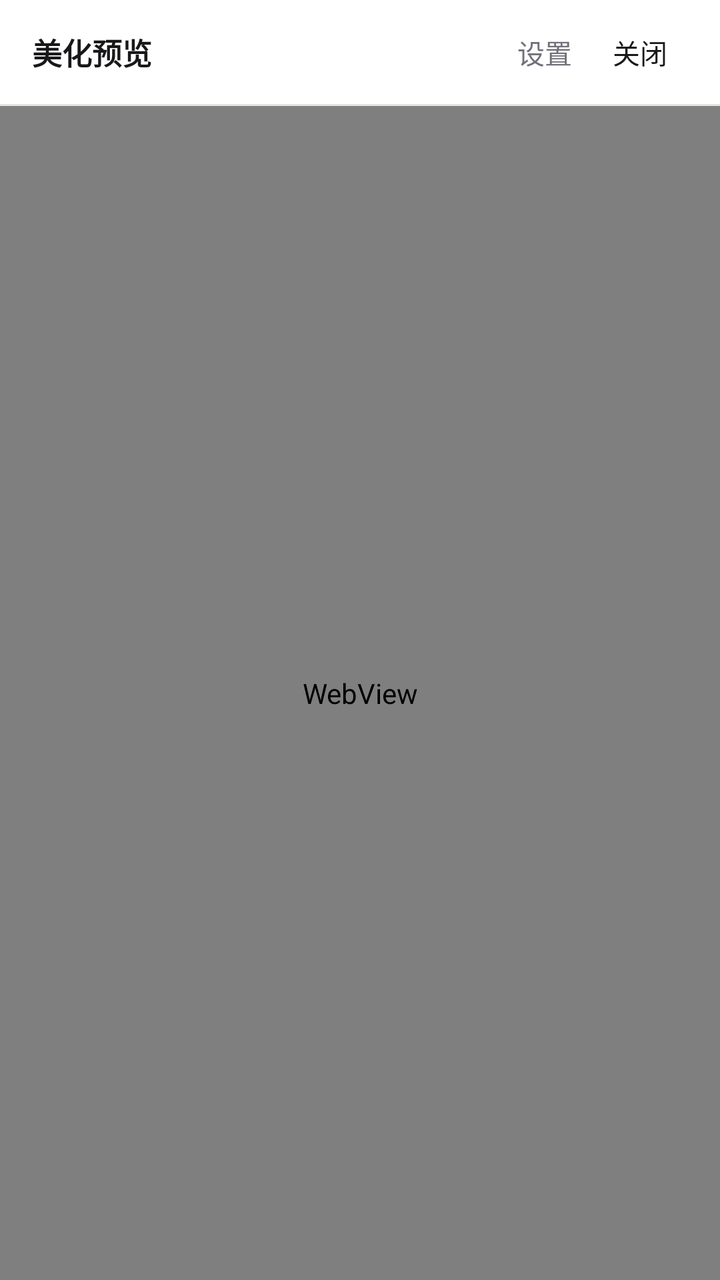
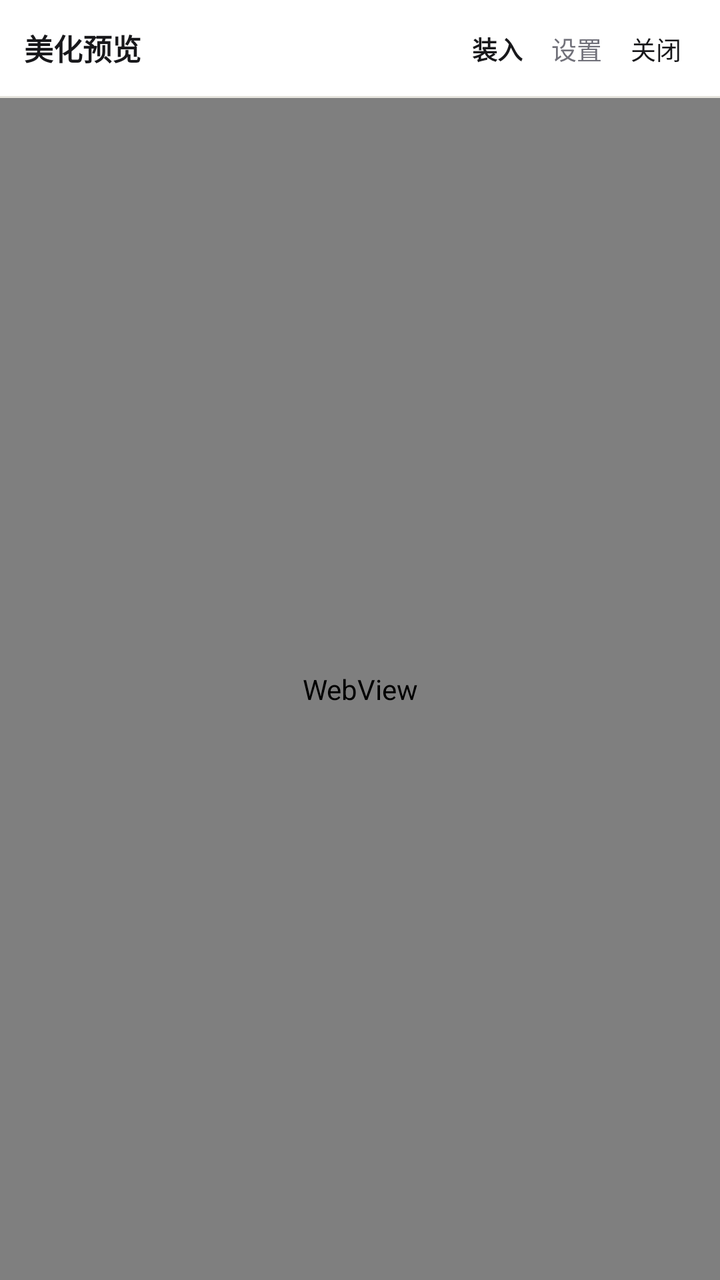

Compare the two renders of this Android layout. The source of the first and the diff that turns it into the second are given below.
<!-- AndroidManifest.xml: application theme Theme.STThemeVault -->
<!-- res/layout/activity_theme_preview.xml -->
<?xml version="1.0" encoding="utf-8"?>
<LinearLayout xmlns:android="http://schemas.android.com/apk/res/android"
    android:layout_width="match_parent"
    android:layout_height="match_parent"
    android:background="@color/bg"
    android:orientation="vertical">

    <LinearLayout
        android:layout_width="match_parent"
        android:layout_height="52dp"
        android:background="@color/surface"
        android:gravity="center_vertical"
        android:orientation="horizontal"
        android:paddingHorizontal="16dp">

        <TextView
            android:id="@+id/tvPreviewTitle"
            android:layout_width="0dp"
            android:layout_height="wrap_content"
            android:layout_weight="1"
            android:ellipsize="end"
            android:singleLine="true"
            android:text="美化预览"
            android:textColor="@color/text_primary"
            android:textSize="15sp"
            android:textStyle="bold" />

        <com.google.android.material.button.MaterialButton
            android:id="@+id/btnPreviewSettings"
            style="@style/Widget.Material3.Button.TextButton"
            android:layout_width="wrap_content"
            android:layout_height="36dp"
            android:insetTop="0dp"
            android:insetBottom="0dp"
            android:minWidth="0dp"
            android:paddingHorizontal="10dp"
            android:text="设置"
            android:textColor="@color/text_muted"
            android:textSize="13.5sp" />

        <com.google.android.material.button.MaterialButton
            android:id="@+id/btnClosePreview"
            style="@style/Widget.Material3.Button.TextButton"
            android:layout_width="wrap_content"
            android:layout_height="36dp"
            android:insetTop="0dp"
            android:insetBottom="0dp"
            android:minWidth="0dp"
            android:paddingHorizontal="10dp"
            android:text="关闭"
            android:textColor="@color/accent"
            android:textSize="13.5sp" />
    </LinearLayout>

    <View
        android:layout_width="match_parent"
        android:layout_height="1dp"
        android:background="@color/border" />

    <FrameLayout
        android:layout_width="match_parent"
        android:layout_height="0dp"
        android:layout_weight="1"
        android:background="@color/bg">

        <WebView
            android:id="@+id/webPreview"
            android:layout_width="match_parent"
            android:layout_height="match_parent" />

        <ProgressBar
            android:id="@+id/pbPreviewLoading"
            android:layout_width="32dp"
            android:layout_height="32dp"
            android:layout_gravity="center" />
    </FrameLayout>

</LinearLayout>
<!-- resources referenced by this layout -->
<resources>
  <color name="accent">#18181B</color>
  <color name="bg">#F7F7F5</color>
  <color name="border">#E6E4DD</color>
  <color name="surface">#FFFFFF</color>
  <color name="text_muted">#71717A</color>
  <color name="text_primary">#18181B</color>
  <style name="Theme.STThemeVault" parent="Theme.Material3.DayNight.NoActionBar">
          <item name="colorPrimary">@color/accent</item>
          <item name="colorOnPrimary">@color/on_accent</item>
          <item name="colorSecondary">@color/text_muted</item>
          <item name="colorSecondaryContainer">@color/surface_2</item>
          <item name="colorOnSecondaryContainer">@color/text_primary</item>
          <item name="colorSurface">@color/surface</item>
          <item name="colorOnSurface">@color/text_primary</item>
          <item name="colorSurfaceContainerHigh">@color/surface</item>
          <item name="colorOutline">@color/border</item>
          <item name="android:windowBackground">@color/bg</item>
          <item name="android:statusBarColor">@color/bg</item>
          <item name="android:navigationBarColor">@color/surface</item>
          <item name="android:windowLightStatusBar">true</item>
          <item name="android:windowLightNavigationBar" tools:targetApi="27">true</item>
      </style>
  <color name="on_accent">#FFFFFF</color>
  <color name="surface_2">#F0EFEA</color>
</resources>

<!-- the commit's change to res/layout/activity_theme_preview.xml (unified diff, before → after) -->
@@ -5,13 +5,14 @@
     android:background="@color/bg"
     android:orientation="vertical">
 
+    
     <LinearLayout
         android:layout_width="match_parent"
-        android:layout_height="52dp"
+        android:layout_height="48dp"
         android:background="@color/surface"
         android:gravity="center_vertical"
         android:orientation="horizontal"
-        android:paddingHorizontal="16dp">
+        android:paddingHorizontal="12dp">
 
         <TextView
             android:id="@+id/tvPreviewTitle"
@@ -22,40 +23,108 @@
             android:singleLine="true"
             android:text="美化预览"
             android:textColor="@color/text_primary"
-            android:textSize="15sp"
+            android:textSize="14.5sp"
+            android:textStyle="bold" />
+
+        <com.google.android.material.button.MaterialButton
+            android:id="@+id/btnPreviewInstall"
+            style="@style/Widget.Material3.Button.TextButton"
+            android:layout_width="wrap_content"
+            android:layout_height="34dp"
+            android:insetTop="0dp"
+            android:insetBottom="0dp"
+            android:minWidth="0dp"
+            android:paddingHorizontal="7dp"
+            android:text="装入"
+            android:textColor="@color/text_primary"
+            android:textSize="12.5sp"
             android:textStyle="bold" />
 
         <com.google.android.material.button.MaterialButton
             android:id="@+id/btnPreviewSettings"
             style="@style/Widget.Material3.Button.TextButton"
             android:layout_width="wrap_content"
-            android:layout_height="36dp"
+            android:layout_height="34dp"
             android:insetTop="0dp"
             android:insetBottom="0dp"
             android:minWidth="0dp"
-            android:paddingHorizontal="10dp"
+            android:paddingHorizontal="7dp"
             android:text="设置"
             android:textColor="@color/text_muted"
-            android:textSize="13.5sp" />
+            android:textSize="12.5sp" />
 
         <com.google.android.material.button.MaterialButton
             android:id="@+id/btnClosePreview"
             style="@style/Widget.Material3.Button.TextButton"
             android:layout_width="wrap_content"
-            android:layout_height="36dp"
+            android:layout_height="34dp"
             android:insetTop="0dp"
             android:insetBottom="0dp"
             android:minWidth="0dp"
-            android:paddingHorizontal="10dp"
+            android:paddingHorizontal="7dp"
             android:text="关闭"
             android:textColor="@color/accent"
-            android:textSize="13.5sp" />
+            android:textSize="12.5sp" />
     </LinearLayout>
 
     <View
         android:layout_width="match_parent"
         android:layout_height="1dp"
         android:background="@color/border" />
+
+    
+    <LinearLayout
+        android:id="@+id/layoutVariantBar"
+        android:layout_width="match_parent"
+        android:layout_height="36dp"
+        android:background="@color/surface"
+        android:gravity="center"
+        android:orientation="horizontal"
+        android:paddingHorizontal="12dp"
+        android:visibility="gone">
+
+        <TextView
+            android:id="@+id/btnVariantPrev"
+            android:layout_width="36dp"
+            android:layout_height="32dp"
+            android:clickable="true"
+            android:focusable="true"
+            android:gravity="center"
+            android:text="‹"
+            android:textColor="@color/text_primary"
+            android:textSize="18sp"
+            android:textStyle="bold" />
+
+        <TextView
+            android:id="@+id/btnVariantPicker"
+            android:layout_width="wrap_content"
+            android:layout_height="26dp"
+            android:layout_marginHorizontal="8dp"
+            android:background="@drawable/bg_pill_accent"
+            android:clickable="true"
+            android:ellipsize="end"
+            android:focusable="true"
+            android:gravity="center"
+            android:maxWidth="220dp"
+            android:paddingHorizontal="12dp"
+            android:singleLine="true"
+            android:text="默认 (1/1) ▾"
+            android:textColor="@color/text_primary"
+            android:textSize="12sp"
+            android:textStyle="bold" />
+
+        <TextView
+            android:id="@+id/btnVariantNext"
+            android:layout_width="36dp"
+            android:layout_height="32dp"
+            android:clickable="true"
+            android:focusable="true"
+            android:gravity="center"
+            android:text="›"
+            android:textColor="@color/text_primary"
+            android:textSize="18sp"
+            android:textStyle="bold" />
+    </LinearLayout>
 
     <FrameLayout
         android:layout_width="match_parent"
<!-- resource entries referenced after the edit -->
@@ -6,6 +6,13 @@
   <color name="surface">#FFFFFF</color>
   <color name="text_muted">#71717A</color>
   <color name="text_primary">#18181B</color>
+  <!-- drawable bg_pill_accent (drawable) -->
+  <?xml version="1.0" encoding="utf-8"?>
+  <shape xmlns:android="http://schemas.android.com/apk/res/android" android:shape="rectangle">
+      <solid android:color="@color/pill_accent_bg" />
+      <corners android:radius="999dp" />
+      <stroke android:width="1dp" android:color="@color/pill_accent_stroke" />
+  </shape>
   <style name="Theme.STThemeVault" parent="Theme.Material3.DayNight.NoActionBar">
           <item name="colorPrimary">@color/accent</item>
           <item name="colorOnPrimary">@color/on_accent</item>
@@ -22,6 +29,8 @@
           <item name="android:windowLightStatusBar">true</item>
           <item name="android:windowLightNavigationBar" tools:targetApi="27">true</item>
       </style>
+  <color name="pill_accent_bg">#EFEFE9</color>
+  <color name="pill_accent_stroke">#DDDCD5</color>
   <color name="on_accent">#FFFFFF</color>
   <color name="surface_2">#F0EFEA</color>
 </resources>
